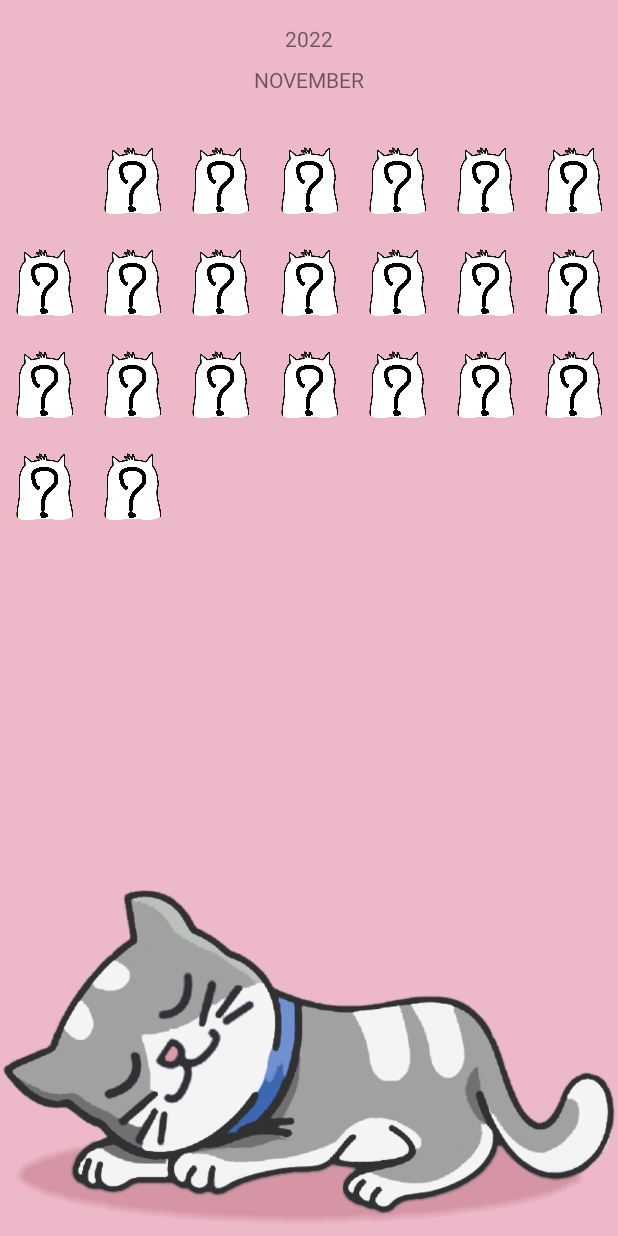
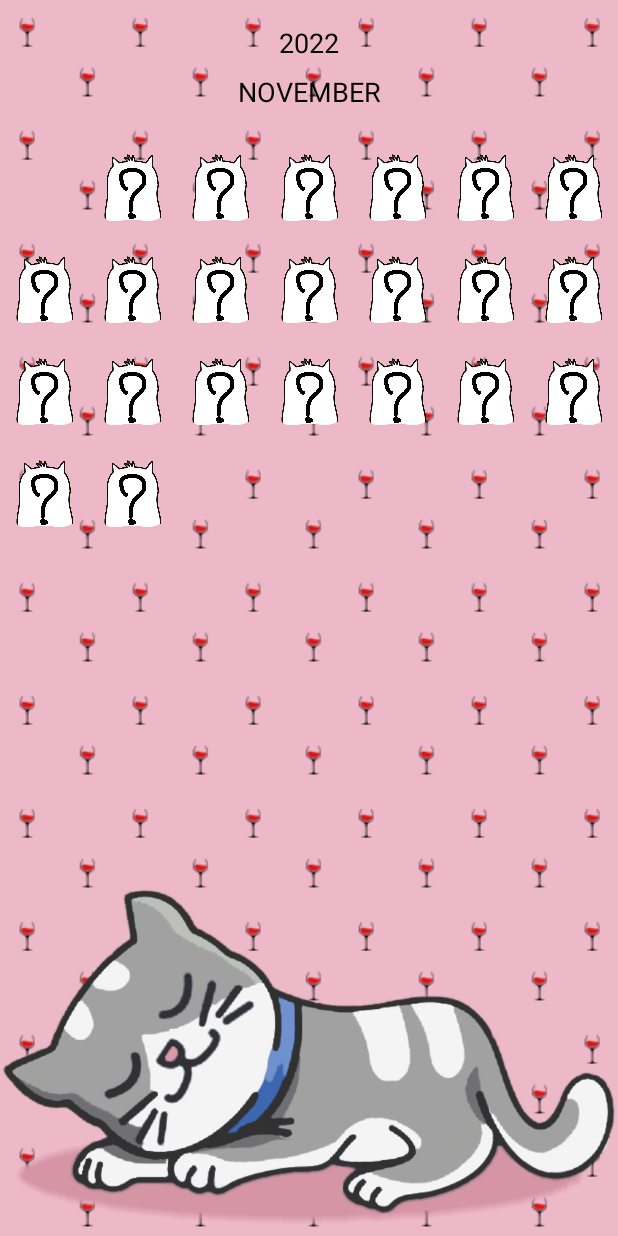
Before and after one commit to h10ne/AllinEmmo, an Android app: the screen it shows after launch (HomeActivity), on a phone screen of 412 x 824 dp. Run offline under Robolectric (Android 15) with nearby library versions, the phone set to English and light mode, and no system bars.

Commit message:
цвета + бэкграунд

```diff
--- /dev/null
+++ b/app/src/main/res/drawable/app_background.xml
@@ -0,0 +1,4 @@
+<?xml version="1.0" encoding="utf-8"?>
+<bitmap xmlns:android="http://schemas.android.com/apk/res/android"
+    android:src="@drawable/vine_background_2"
+    android:tileMode="repeat" />
--- a/app/src/main/res/layout/activity_choose_emmo.xml
+++ b/app/src/main/res/layout/activity_choose_emmo.xml
@@ -4,7 +4,6 @@
     xmlns:tools="http://schemas.android.com/tools"
     android:layout_width="match_parent"
     android:layout_height="match_parent"
-    android:background="@color/pink"
     tools:context=".ChooseEmmo">
 
     <ImageButton
--- a/app/src/main/res/layout/activity_edit_emotion.xml
+++ b/app/src/main/res/layout/activity_edit_emotion.xml
@@ -4,7 +4,6 @@
     xmlns:tools="http://schemas.android.com/tools"
     android:layout_width="match_parent"
     android:layout_height="match_parent"
-    android:background="@color/pink"
     tools:context=".EditEmotion">
 
     <ImageView
--- a/app/src/main/res/layout/activity_emotion_list.xml
+++ b/app/src/main/res/layout/activity_emotion_list.xml
@@ -4,7 +4,6 @@
     xmlns:tools="http://schemas.android.com/tools"
     android:layout_width="match_parent"
     android:layout_height="match_parent"
-    android:background="@color/pink"
     tools:context=".EmotionListActivity">
 
     <ImageButton
--- a/app/src/main/res/layout/activity_home.xml
+++ b/app/src/main/res/layout/activity_home.xml
@@ -4,7 +4,6 @@
     xmlns:tools="http://schemas.android.com/tools"
     android:layout_width="match_parent"
     android:layout_height="match_parent"
-    android:background="@color/pink"
     tools:context=".HomeActivity">
 
     <ImageView
--- a/app/src/main/res/layout/card_emmo_info.xml
+++ b/app/src/main/res/layout/card_emmo_info.xml
@@ -13,13 +13,13 @@
         app:layout_constraintBottom_toBottomOf="parent"
         app:layout_constraintEnd_toEndOf="parent"
         app:layout_constraintStart_toStartOf="parent"
-        app:strokeColor="#cccccc"
-        app:strokeWidth="2dp">
+        app:strokeColor="#ed89a7"
+        app:strokeWidth="4dp">
 
         <androidx.constraintlayout.widget.ConstraintLayout
             android:layout_width="match_parent"
             android:layout_height="wrap_content"
-            android:background="@color/cardview_light_background"
+            android:background="@color/pink_dark"
             android:padding="5dp">
 
             <TextView
--- a/app/src/main/res/layout/delete_emmo_record.xml
+++ b/app/src/main/res/layout/delete_emmo_record.xml
@@ -3,6 +3,7 @@
     xmlns:app="http://schemas.android.com/apk/res-auto"
     android:layout_width="wrap_content"
     android:layout_height="wrap_content"
+    android:background="@color/pink"
     android:theme="@style/MaterialAlertDialog_rounded">
 
         <TextView
--- a/app/src/main/res/layout/fragment_one_month.xml
+++ b/app/src/main/res/layout/fragment_one_month.xml
@@ -12,6 +12,8 @@
         android:layout_height="wrap_content"
         android:layout_marginTop="16dp"
         android:text="TextView"
+        android:textSize="18sp"
+        android:textColor="@color/black"
         app:layout_constraintEnd_toEndOf="parent"
         app:layout_constraintStart_toStartOf="parent"
         app:layout_constraintTop_toTopOf="parent" />
@@ -22,6 +24,8 @@
         android:layout_height="wrap_content"
         android:layout_marginTop="8dp"
         android:text="TextView"
+        android:textSize="18sp"
+        android:textColor="@color/black"
         app:layout_constraintEnd_toEndOf="parent"
         app:layout_constraintStart_toStartOf="parent"
         app:layout_constraintTop_toBottomOf="@+id/yearTV" />
@@ -30,7 +34,7 @@
         android:id="@+id/emmoRV"
         android:layout_width="match_parent"
         android:layout_height="wrap_content"
-        android:layout_marginTop="24dp"
+        android:layout_marginTop="18dp"
         app:layout_constraintEnd_toEndOf="parent"
         app:layout_constraintStart_toStartOf="parent"
         app:layout_constraintTop_toBottomOf="@+id/monthTV">
--- a/app/src/main/res/values/colors.xml
+++ b/app/src/main/res/values/colors.xml
@@ -8,4 +8,5 @@
     <color name="black">#FF000000</color>
     <color name="white">#FFFFFFFF</color>
     <color name="pink">#EDB8C8</color>
+    <color name="pink_dark">#edaec1</color>
 </resources>
--- a/app/src/main/res/values/styles.xml
+++ b/app/src/main/res/values/styles.xml
@@ -13,4 +13,5 @@
         <item name="cornerFamily">rounded</item>
         <item name="cornerSize">16dp</item>
     </style>
+
 </resources>
--- a/app/src/main/res/values/themes.xml
+++ b/app/src/main/res/values/themes.xml
@@ -2,9 +2,9 @@
     <!-- Base application theme. -->
     <style name="Theme.Allinemmo" parent="Theme.MaterialComponents.Light.DarkActionBar">
         <!-- Primary brand color. -->
-        <item name="colorPrimary">@color/purple_500</item>
-        <item name="colorPrimaryVariant">@color/purple_700</item>
-        <item name="colorOnPrimary">@color/white</item>
+        <item name="colorPrimary">@color/pink</item>
+        <item name="colorPrimaryVariant">@color/pink</item>
+        <item name="colorOnPrimary">@color/pink</item>
         <!-- Secondary brand color. -->
         <item name="colorSecondary">@color/teal_200</item>
         <item name="colorSecondaryVariant">@color/teal_700</item>
@@ -12,5 +12,8 @@
         <!-- Status bar color. -->
         <item name="android:statusBarColor">?attr/colorPrimaryVariant</item>
         <!-- Customize your theme here. -->
+
+        <item name="background">@drawable/app_background</item>
+        <item name="android:windowBackground">@drawable/app_background</item>
     </style>
 </resources>
```
Also changed, not shown: app/src/main/res/drawable/vine.xml (added, +22 -0 lines), app/src/main/res/drawable/vine_background.png (added), app/src/main/res/drawable/vine_background_2.png (added).
